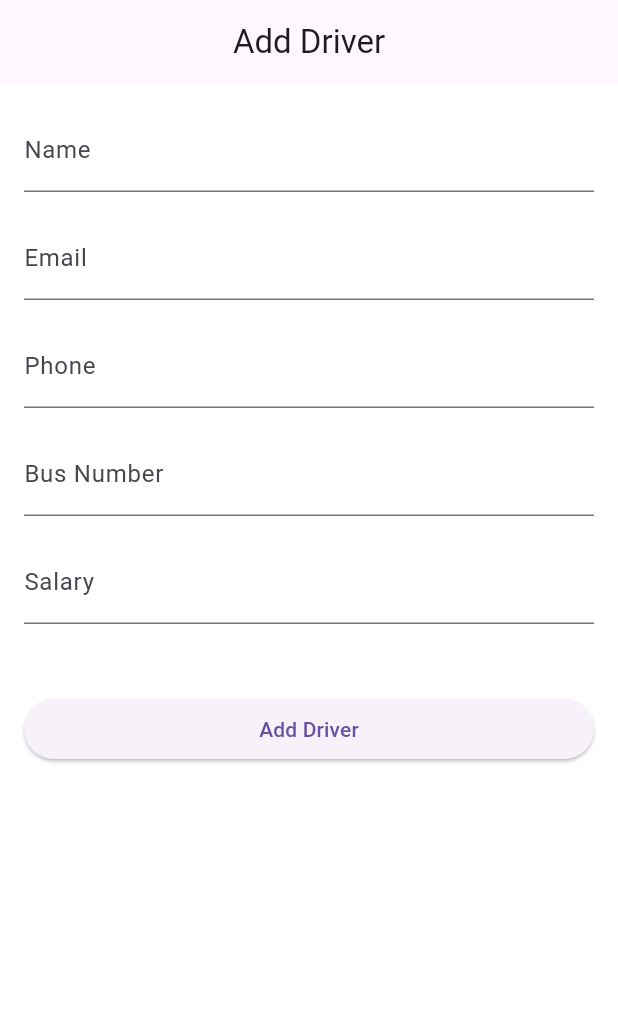
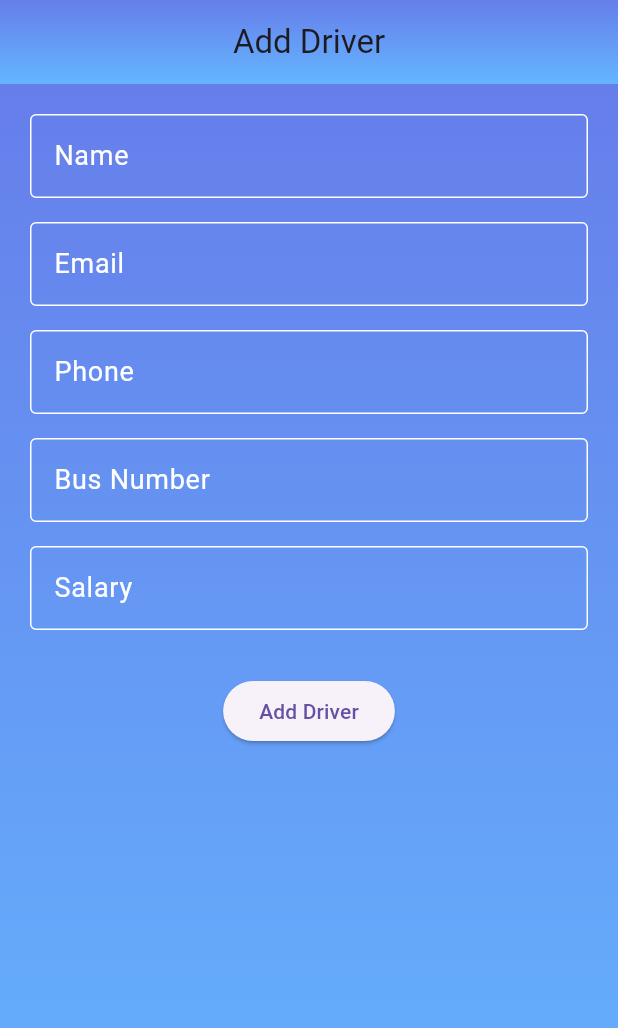
Before and after one commit to a7iiid/admin-ptma, a Flutter app: the AddDriver screen opened by its route, on a phone screen of 412 x 824 dp. Shown: the top 1028 px of the screen. Run offline on Flutter 3.47's test engine with Material 3 defaults, Android fonts, the light colour scheme and no system bars; our stand-ins replace awesome_dialog, bloc, cloud_firestore, dio, firebase_auth, firebase_core and 8 more; missing offline and left inert: flutter_polyline_points, font_awesome_icon_class; accounts and stored records are empty; Roboto replaces fonts that are missing (Montserrat); project files that could hold a hidden picture were left out.

Commit message:
add driver decoration

```diff
--- a/lib/feture/Bus/presantation/widget/add_bus.dart
+++ b/lib/feture/Bus/presantation/widget/add_bus.dart
@@ -49,6 +49,8 @@ class AddBus extends StatelessWidget {
             ],
           ),
         ),
+        child: Padding(
+          padding: const EdgeInsets.all(20.0),
           child: ListView(
             children: [
               const SizedBox(
@@ -150,6 +152,7 @@ class AddBus extends StatelessWidget {
             ],
           ),
         ),
+      ),
     );
   }
 }
--- a/lib/feture/driver/presantation/view/add_driver.dart
+++ b/lib/feture/driver/presantation/view/add_driver.dart
@@ -35,12 +35,36 @@ class _AddDriverState extends State<AddDriver> {
   @override
   Widget build(BuildContext context) {
     return Scaffold(
-        // appBar: AppBar(
-        //   title: Text(
-        //     'Add Driver'.tr(context),
-        //   ),
-        //   centerTitle: true,
-        // ),
-        body: AddDriverBody());
+        appBar: AppBar(
+          flexibleSpace: Container(
+            decoration: const BoxDecoration(
+              gradient: LinearGradient(
+                begin: Alignment.topCenter,
+                end: Alignment.bottomCenter,
+                colors: [
+                  Color(0xff667eea),
+                  Color(0xff64b6ff),
+                ],
+              ),
+            ),
+          ),
+          title: Text(
+            ('Add Driver'.tr(context)),
+          ),
+          centerTitle: true,
+        ),
+        body: Container(
+            height: MediaQuery.sizeOf(context).height,
+            decoration: const BoxDecoration(
+              gradient: LinearGradient(
+                begin: Alignment.topCenter,
+                end: Alignment.bottomCenter,
+                colors: [
+                  Color(0xff667eea),
+                  Color(0xff64b6ff),
+                ],
+              ),
+            ),
+            child: AddDriverBody()));
   }
 }
--- a/lib/feture/driver/presantation/widget/add_driver_body.dart
+++ b/lib/feture/driver/presantation/widget/add_driver_body.dart
@@ -2,6 +2,7 @@ import 'package:admin/core/utils/localization/app_localaization.dart';
 import 'package:admin/feture/driver/data/manger/cubit/driver_cubit.dart';
 import 'package:flutter/material.dart';
 import 'package:cloud_firestore/cloud_firestore.dart';
+import '../../../../core/utils/Style.dart';
 import '../../data/model/Driver.dart';
 
 class AddDriverBody extends StatefulWidget {
@@ -32,27 +33,33 @@ class _AddDriverBodyState extends State<AddDriverBody> {
     super.dispose();
   }
 
+  InputDecoration getInputDecoration(String labelText, BuildContext context) {
+    return InputDecoration(
+      labelText: labelText.tr(context),
+      hintStyle: AppStyle.normal24.copyWith(fontSize: 18),
+      labelStyle: AppStyle.normal24.copyWith(fontSize: 18),
+      enabledBorder: const OutlineInputBorder(
+        borderSide: BorderSide(color: Colors.white),
+      ),
+      focusedBorder: const OutlineInputBorder(
+        borderSide: BorderSide(color: Colors.white),
+      ),
+    );
+  }
+
   @override
   Widget build(BuildContext context) {
-    return Scaffold(
-      appBar: AppBar(
-        title: Text(
-          ('Add Driver'.tr(context)),
-        ),
-        centerTitle: true,
-      ),
-      body: SingleChildScrollView(
-        padding: const EdgeInsets.all(16.0),
-        child: Form(
-          key: _formKey,
+    return SingleChildScrollView(
+      child: Form(
+        key: _formKey,
+        child: Padding(
+          padding: const EdgeInsets.all(20.0),
           child: Column(
-            crossAxisAlignment: CrossAxisAlignment.stretch,
             children: <Widget>[
               TextFormField(
+                style: TextStyle(color: Colors.lightBlue[50]),
                 controller: _nameController,
-                decoration: InputDecoration(
-                  labelText: ('Name'.tr(context)),
-                ),
+                decoration: getInputDecoration('Name', context),
                 validator: (value) {
                   if (value == null || value.isEmpty) {
                     return ('Please enter a name'.tr(context));
@@ -62,10 +69,9 @@ class _AddDriverBodyState extends State<AddDriverBody> {
               ),
               SizedBox(height: 16.0),
               TextFormField(
+                style: TextStyle(color: Colors.lightBlue[50]),
                 controller: _emailController,
-                decoration: InputDecoration(
-                  labelText: ('Email'.tr(context)),
-                ),
+                decoration: getInputDecoration('Email', context),
                 validator: (value) {
                   if (value == null || value.isEmpty) {
                     return ('Please enter an email'.tr(context));
@@ -75,10 +81,9 @@ class _AddDriverBodyState extends State<AddDriverBody> {
               ),
               SizedBox(height: 16.0),
               TextFormField(
+                style: TextStyle(color: Colors.lightBlue[50]),
                 controller: _phoneController,
-                decoration: InputDecoration(
-                  labelText: 'Phone'.tr(context),
-                ),
+                decoration: getInputDecoration('Phone', context),
                 validator: (value) {
                   if (value == null || value.isEmpty) {
                     return ('Please enter a phone number'.tr(context));
@@ -88,10 +93,9 @@ class _AddDriverBodyState extends State<AddDriverBody> {
               ),
               SizedBox(height: 16.0),
               TextFormField(
+                style: TextStyle(color: Colors.lightBlue[50]),
                 controller: _busNumController,
-                decoration: InputDecoration(
-                  labelText: ('Bus Number'.tr(context)),
-                ),
+                decoration: getInputDecoration('Bus Number', context),
                 keyboardType: TextInputType.number,
                 validator: (value) {
                   if (value == null || value.isEmpty) {
@@ -102,10 +106,9 @@ class _AddDriverBodyState extends State<AddDriverBody> {
               ),
               SizedBox(height: 16.0),
               TextFormField(
+                style: TextStyle(color: Colors.lightBlue[50]),
                 controller: _salaryController,
-                decoration: InputDecoration(
-                  labelText: ('Salary'.tr(context)),
-                ),
+                decoration: getInputDecoration('Salary', context),
                 keyboardType: TextInputType.number,
                 validator: (value) {
                   if (value == null || value.isEmpty) {
@@ -114,7 +117,6 @@ class _AddDriverBodyState extends State<AddDriverBody> {
                   return null;
                 },
               ),
-              SizedBox(height: 16.0),
               SizedBox(height: 30.0),
               ElevatedButton(
                 onPressed: () async {
```
Lines whose indentation alone changed are shown as unchanged.
